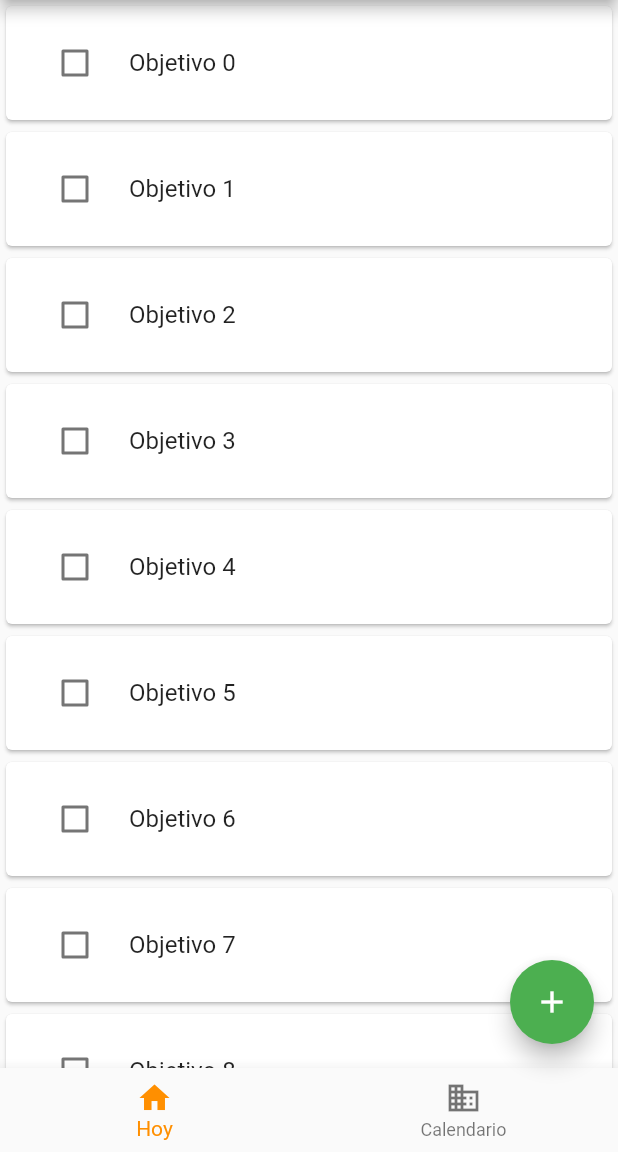
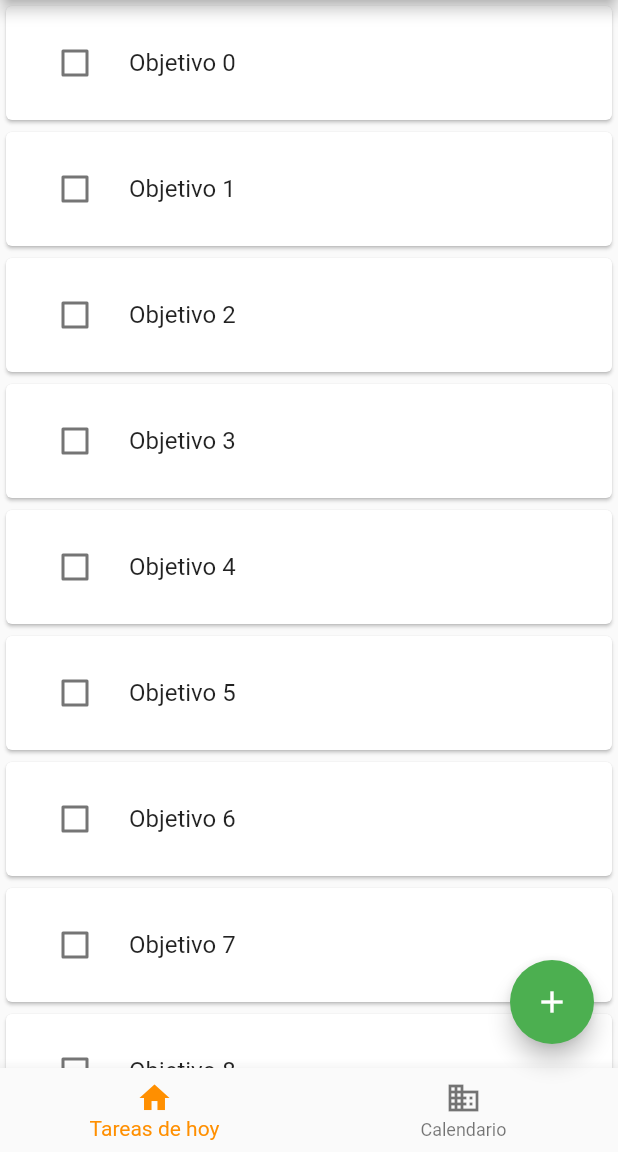
Before and after one commit to noxcraft95/Objetive, a Flutter app: the screen it shows after launch, on a phone screen of 412 x 824 dp, the part 84-1236 px from its top. Run offline on Flutter 3.47's test engine with Material 2 defaults, Android fonts, the phone set to English and light mode, and no system bars.

Commit message:
Cambio nombre boton

```diff
--- a/lib/main.dart
+++ b/lib/main.dart
@@ -92,7 +92,7 @@ class _MyHomePageState extends State<MyHomePage> {
         items: const <BottomNavigationBarItem>[
           BottomNavigationBarItem(
             icon: Icon(Icons.home),
-            title: Text('Hoy'),
+            title: Text('Tareas de hoy'),
           ),
           BottomNavigationBarItem(
             icon: Icon(Icons.business),
```
Also changed, not shown: 1 other file.
